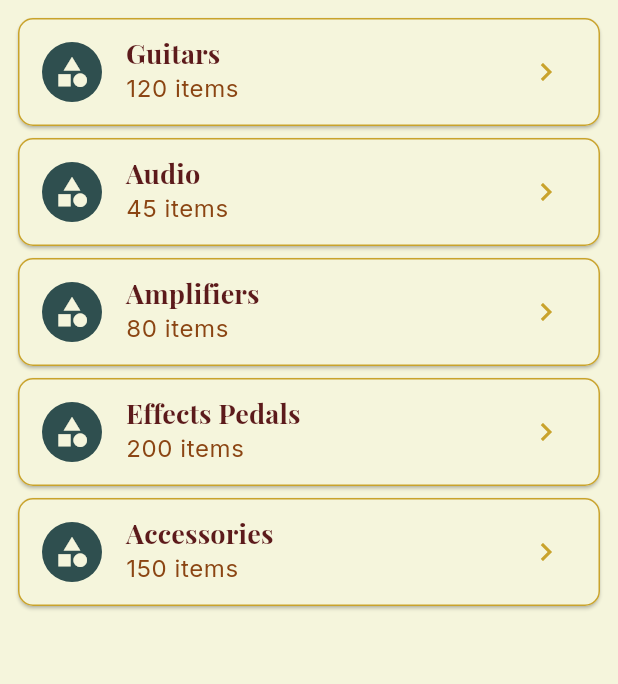
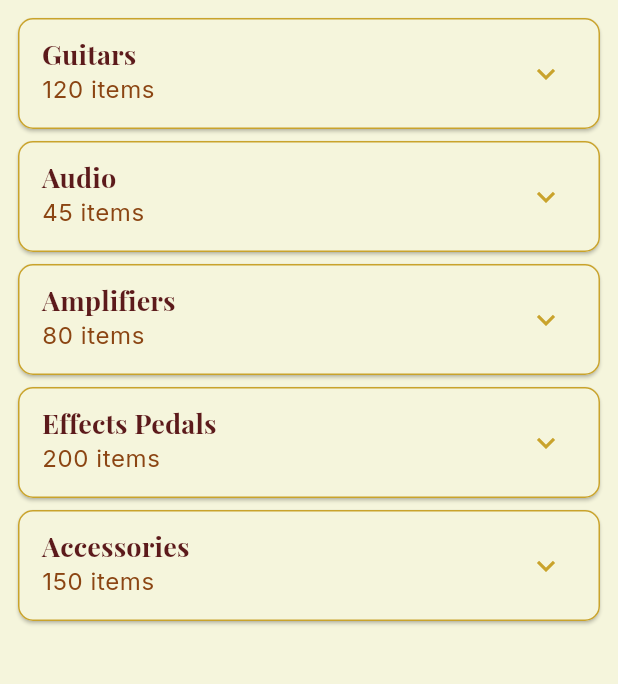
Before and after one commit to taciano-pacchialat/e-commerce-project, a Flutter app: the CategoriesView screen opened directly, on a phone screen of 412 x 824 dp, the part 84-768 px from its top. Run offline on Flutter 3.47's test engine with Material 3 defaults, Android fonts, the phone set to English and light mode, and no system bars; our stand-ins replace equatable, flutter_bloc, font_awesome_flutter, google_fonts.

Commit message:
added sub-categories

```diff
--- a/lib/mock/mock_categories.dart
+++ b/lib/mock/mock_categories.dart
@@ -1,22 +1,49 @@
 import 'package:e_commerce_project/services/store/category.dart';
-import 'package:flutter/material.dart';
-import 'package:font_awesome_flutter/font_awesome_flutter.dart';
 
-final List<Category> categories = [
+class MockCategories {
+  static final List<Category> categories = [
     Category(
-      name: "Guitars", icon: const Icon(FontAwesomeIcons.guitar), items: 120),
+      name: "Guitars",
+      items: 120,
+      subCategories: [
+        Category(name: "Electric Guitars", items: 60),
+        Category(name: "Acoustic Guitars", items: 40),
+        Category(name: "Bass Guitars", items: 20),
+      ],
+    ),
     Category(
-      name: "Audio", icon: const Icon(FontAwesomeIcons.headphones), items: 45),
+      name: "Audio",
+      items: 45,
+      subCategories: [
+        Category(name: "Headphones", items: 25),
+        Category(name: "Speakers", items: 20),
+      ],
+    ),
     Category(
       name: "Amplifiers",
-      icon: const Icon(FontAwesomeIcons.volumeHigh),
-      items: 80),
+      items: 80,
+      subCategories: [
+        Category(name: "Guitar Amps", items: 50),
+        Category(name: "Bass Amps", items: 30),
+      ],
+    ),
     Category(
       name: "Effects Pedals",
-      icon: const Icon(FontAwesomeIcons.sliders),
-      items: 200),
+      items: 200,
+      subCategories: [
+        Category(name: "Distortion", items: 70),
+        Category(name: "Reverb", items: 50),
+        Category(name: "Delay", items: 80),
+      ],
+    ),
     Category(
       name: "Accessories",
-      icon: const Icon(FontAwesomeIcons.plane),
-      items: 150),
+      items: 150,
+      subCategories: [
+        Category(name: "Strings", items: 50),
+        Category(name: "Cables", items: 50),
+        Category(name: "Stands", items: 50),
+      ],
+    ),
   ];
+}
--- a/lib/services/store/category.dart
+++ b/lib/services/store/category.dart
@@ -1,9 +1,11 @@
-import 'package:flutter/material.dart';
-
 class Category {
   final String name;
-  final Icon icon;
   final int items;
+  final List<Category> subCategories;
 
-  Category({required this.name, required this.icon, required this.items});
+  Category({
+    required this.name,
+    required this.items,
+    this.subCategories = const [],
+  });
 }
--- a/lib/views/categories_view.dart
+++ b/lib/views/categories_view.dart
@@ -3,11 +3,22 @@ import 'package:flutter/material.dart';
 import 'package:e_commerce_project/constants/app_colors.dart';
 import 'package:e_commerce_project/mock/mock_categories.dart';
 
-class CategoriesView extends StatelessWidget {
+class CategoriesView extends StatefulWidget {
   const CategoriesView({super.key});
 
   @override
+  _CategoriesViewState createState() => _CategoriesViewState();
+}
+
+class _CategoriesViewState extends State<CategoriesView> {
+  // every category's state (if not expanded, state = false, else true)
+  final List<bool> _expandedStates =
+      List.filled(MockCategories.categories.length, false);
+
+  @override
   Widget build(BuildContext context) {
+    final categories = MockCategories.categories;
+
     return BaseScaffold(
       title: 'Categories',
       body: Padding(
@@ -22,11 +33,7 @@ class CategoriesView extends StatelessWidget {
                 side: const BorderSide(color: AppColors.secondaryGold),
                 borderRadius: BorderRadius.circular(10.0),
               ),
-              child: ListTile(
-                leading: const CircleAvatar(
-                  backgroundColor: AppColors.secondaryGreen,
-                  child: Icon(Icons.category, color: AppColors.primaryCream),
-                ),
+              child: ExpansionTile(
                 title: Text(
                   category.name,
                   style: Theme.of(context)
@@ -38,10 +45,33 @@ class CategoriesView extends StatelessWidget {
                   '${category.items} items',
                   style: Theme.of(context).textTheme.bodySmall,
                 ),
-                trailing: const Icon(
-                  Icons.chevron_right,
+                trailing: Icon(
+                  _expandedStates[index]
+                      ? Icons.expand_less
+                      : Icons.expand_more,
                   color: AppColors.secondaryGold,
                 ),
+                onExpansionChanged: (expanded) {
+                  setState(() {
+                    _expandedStates[index] = expanded;
+                  });
+                },
+                children: category.subCategories.map(
+                  (subCategory) {
+                    return ListTile(
+                      title: Text(
+                        subCategory.name,
+                        style: Theme.of(context).textTheme.bodyMedium?.copyWith(
+                              fontSize: 16.0,
+                            ),
+                      ),
+                      subtitle: Text(
+                        '${subCategory.items} items',
+                        style: Theme.of(context).textTheme.bodySmall,
+                      ),
+                    );
+                  },
+                ).toList(),
               ),
             );
           },
```
Lines whose indentation alone changed are shown as unchanged.
